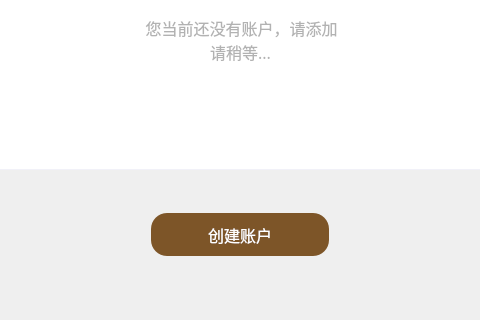
Before: the Qt Designer form mainpage.ui in cdcchain/cdc-wallet-qt, drawn with Qt 5; both pictures show x 165 to 645 and y 209 to 529 of the 857 by 529 pixel window.
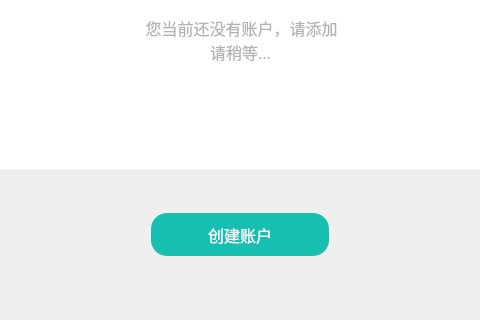
After: the same form once the commit is applied.

Commit message: Use macro to define all button color

Diff of the .ui file:
```diff
--- a/mainpage.ui
+++ b/mainpage.ui
@@ -119,8 +119,8 @@
     <enum>Qt::NoFocus</enum>
    </property>
    <property name="styleSheet">
-    <string notr="true">QToolButton{background-color:rgb(125,85,40);color:#ffffff;border:none;border-radius:16px;}
-QToolButton:hover{background-color:rgb(185,150,85);}
+    <string notr="true">QToolButton{background-color:rgb(22,191,175);color:#ffffff;border:none;border-radius:16px;}
+QToolButton:hover{background-color:rgb(22,191,175);}
 QToolButton:disabled{background-color:#cecece;}</string>
    </property>
    <property name="text">
```
The commit also changes 28 other files.
